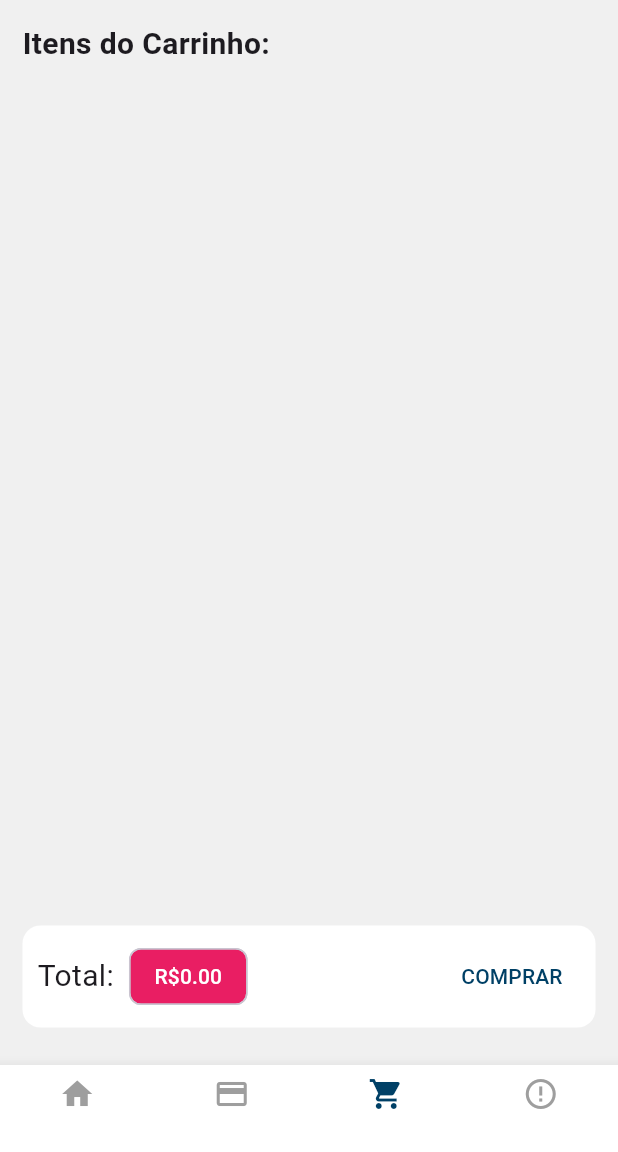
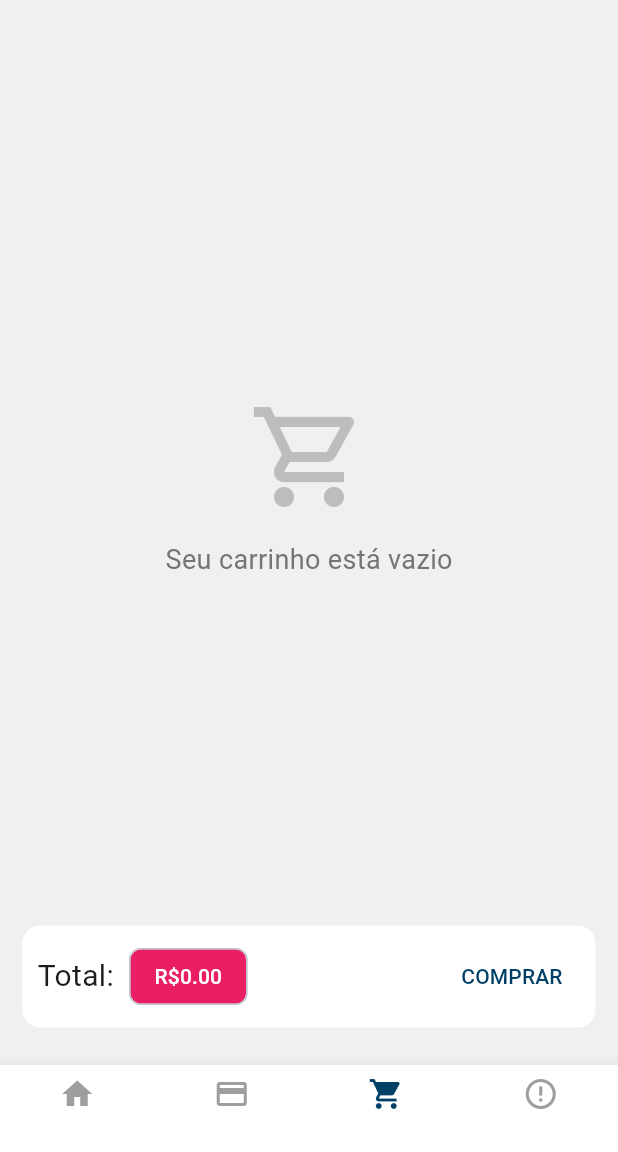
Before and after one commit to AndersonGoncalves/catalogo_produto_bloc_event_poc, a Flutter app: the screen it shows once a user with an empty profile is signed in, item 3 of the bottom bar chosen, on a phone screen of 412 x 824 dp, the part 84-1236 px from its top. Run offline on Flutter 3.47's test engine with Material 3 defaults, Android fonts, the phone set to English and light mode, and no system bars; our stand-ins replace currency_text_input_formatter, firebase_auth, firebase_core, flutter_bloc, flutter_signin_button, google_fonts and 2 more; missing offline and left inert: validatorless; accounts and stored records are empty; network calls fail; Roboto replaces fonts that are missing (Mandali).

Commit message:
feat: Ajuste na page do carrinho de compras

```diff
--- a/lib/app/modules/carrinho/page/carrinho_page.dart
+++ b/lib/app/modules/carrinho/page/carrinho_page.dart
@@ -1,5 +1,5 @@
 import 'package:flutter/material.dart';
-import 'package:provider/provider.dart';
+import 'package:flutter_bloc/flutter_bloc.dart';
 import 'package:catalogo_produto_poc/app/core/ui/theme_extensions.dart';
 import 'package:catalogo_produto_poc/app/modules/carrinho/page/carrinho_item.dart';
 import 'package:catalogo_produto_poc/app/modules/carrinho/bloc/carrinho_bloc.dart';
@@ -10,8 +10,8 @@ class CarrinhoPage extends StatelessWidget {
 
   @override
   Widget build(BuildContext context) {
-    final CarrinhoBloc carrinhoServiceImpl = Provider.of<CarrinhoBloc>(context);
-    final items = carrinhoServiceImpl.items.values.toList();
+    final carrinhoController = BlocProvider.of<CarrinhoBloc>(context);
+    final items = carrinhoController.items.values.toList();
 
     return Scaffold(
       body: Column(
@@ -20,17 +20,40 @@ class CarrinhoPage extends StatelessWidget {
           Padding(
             padding: const EdgeInsets.all(15),
             child: Text(
-              'Itens do Carrinho:',
+              carrinhoController.items.isEmpty ? '' : 'Carrinho de Compras',
               style: TextStyle(fontSize: 20, fontWeight: FontWeight.bold),
             ),
           ),
 
-          Expanded(
-            child: ListView.builder(
-              itemCount: items.length,
-              itemBuilder: (ctx, i) => CarrinhoItem(carrinho: items[i]),
-            ),
-          ),
+          carrinhoController.items.isEmpty
+              ? Expanded(
+                  child: Center(
+                    child: Column(
+                      mainAxisAlignment: MainAxisAlignment.center,
+                      children: [
+                        Icon(
+                          Icons.shopping_cart_outlined,
+                          size: 80,
+                          color: Colors.grey[400],
+                        ),
+                        SizedBox(height: 16),
+                        Text(
+                          'Seu carrinho está vazio',
+                          style: TextStyle(
+                            fontSize: 18,
+                            color: Colors.grey[600],
+                          ),
+                        ),
+                      ],
+                    ),
+                  ),
+                )
+              : Expanded(
+                  child: ListView.builder(
+                    itemCount: items.length,
+                    itemBuilder: (ctx, i) => CarrinhoItem(carrinho: items[i]),
+                  ),
+                ),
 
           Card(
             color: Colors.white,
@@ -46,13 +69,13 @@ class CarrinhoPage extends StatelessWidget {
                   Chip(
                     backgroundColor: context.secondaryColor,
                     label: Text(
-                      'R\$${carrinhoServiceImpl.valorTotal.toStringAsFixed(2)}',
+                      'R\$${carrinhoController.valorTotal.toStringAsFixed(2)}',
                       style: const TextStyle(color: Colors.white),
                     ),
                   ),
                   const Spacer(),
 
-                  CartButton(cart: carrinhoServiceImpl),
+                  CartButton(cart: carrinhoController),
                 ],
               ),
             ),
```
